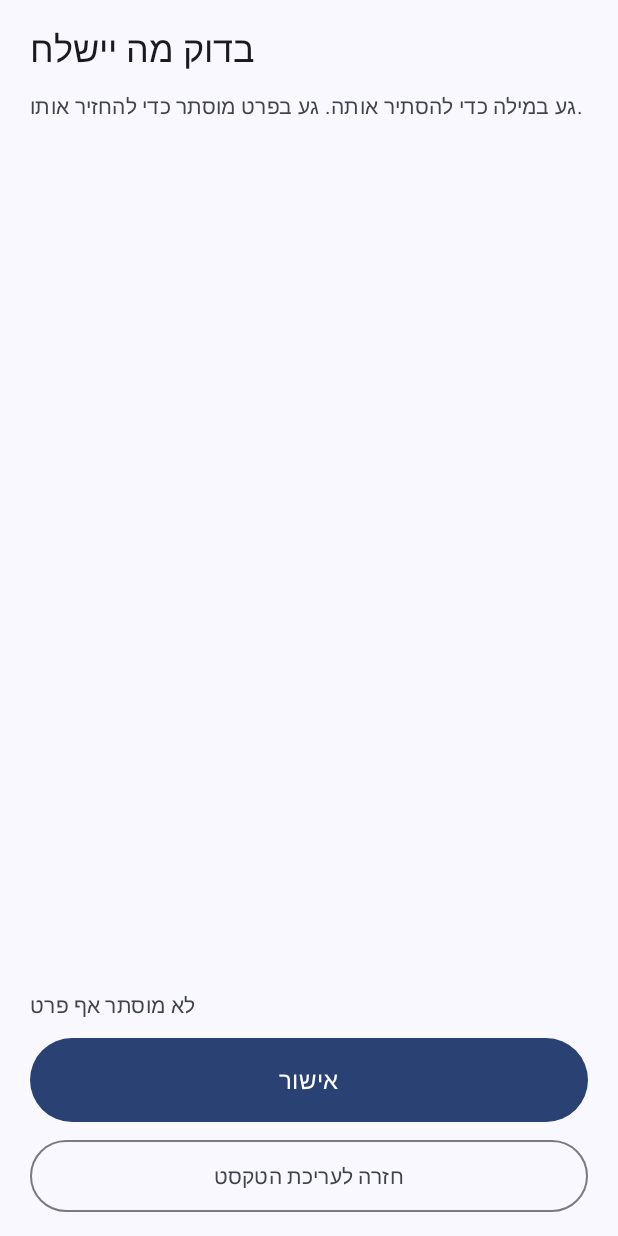
After one commit to barakes/PlainLetter, an Android app built with Jetpack Compose: the composable ReviewScreen called with empty values, on a phone screen of 412 x 824 dp. The commit adds this screen. Run offline under Robolectric (Android 15) with nearby library versions, the phone set to English and light mode, and no system bars.

Commit message:
Add confirmation screen with tap to hide

```diff
--- /dev/null
+++ b/android/app/src/main/java/io/github/barakes/plainletter/redaction/Review.kt
@@ -0,0 +1,58 @@
+package io.github.barakes.plainletter.redaction
+
+// One piece of the letter as the confirmation screen shows it.
+sealed interface ReviewSegment {
+    // Spaces, punctuation and line breaks. Shown as is, not tappable.
+    data class Plain(val text: String) : ReviewSegment
+
+    // A word the user can tap to hide. start and end are positions in the original text.
+    data class Word(val start: Int, val end: Int, val text: String) : ReviewSegment
+
+    // A hidden detail. The user can tap it to bring it back.
+    data class Hidden(val redaction: Redaction) : ReviewSegment
+}
+
+// The logic behind the confirmation screen, kept apart from the UI so it can be tested.
+object Review {
+
+    // Letters and digits, with inner marks that belong to the word:
+    // ש"ח, 15/12/2026, a.b@c.com, ת.ז. stays "ת.ז" without the last dot.
+    private val WORD = Regex("""[\p{L}\p{N}]+(?:['"״׳.\-/@_][\p{L}\p{N}]+)*""")
+
+    fun segments(original: String, redactions: List<Redaction>): List<ReviewSegment> {
+        val out = mutableListOf<ReviewSegment>()
+        var position = 0
+        for (redaction in redactions.sortedBy { it.start }) {
+            if (redaction.start < position) continue
+            addWords(original, position, redaction.start, out)
+            out += ReviewSegment.Hidden(redaction)
+            position = redaction.end
+        }
+        addWords(original, position, original.length, out)
+        return out
+    }
+
+    // Hides the part start..end of the original. Does nothing if it touches something already hidden.
+    fun hide(original: String, redactions: List<Redaction>, start: Int, end: Int): List<Redaction> {
+        if (start < 0 || end > original.length || start >= end) return redactions
+        if (redactions.any { it.start < end && start < it.end }) return redactions
+        val added = Redaction(start, end, RedactionKind.MANUAL, original.substring(start, end))
+        return (redactions + added).sortedBy { it.start }
+    }
+
+    // Brings a hidden detail back into the text.
+    fun reveal(redactions: List<Redaction>, redaction: Redaction): List<Redaction> =
+        redactions - redaction
+
+    private fun addWords(text: String, from: Int, to: Int, out: MutableList<ReviewSegment>) {
+        var position = from
+        for (match in WORD.findAll(text.substring(from, to))) {
+            val start = from + match.range.first
+            val end = from + match.range.last + 1
+            if (start > position) out += ReviewSegment.Plain(text.substring(position, start))
+            out += ReviewSegment.Word(start, end, match.value)
+            position = end
+        }
+        if (to > position) out += ReviewSegment.Plain(text.substring(position, to))
+    }
+}
--- /dev/null
+++ b/android/app/src/main/java/io/github/barakes/plainletter/ui/ReviewScreen.kt
@@ -0,0 +1,139 @@
+package io.github.barakes.plainletter.ui
+
+import androidx.compose.foundation.layout.Arrangement
+import androidx.compose.foundation.layout.Column
+import androidx.compose.foundation.layout.fillMaxSize
+import androidx.compose.foundation.layout.fillMaxWidth
+import androidx.compose.foundation.layout.heightIn
+import androidx.compose.foundation.layout.padding
+import androidx.compose.foundation.rememberScrollState
+import androidx.compose.foundation.verticalScroll
+import androidx.compose.material3.Button
+import androidx.compose.material3.MaterialTheme
+import androidx.compose.material3.OutlinedButton
+import androidx.compose.material3.Text
+import androidx.compose.runtime.Composable
+import androidx.compose.runtime.remember
+import androidx.compose.ui.Modifier
+import androidx.compose.ui.text.LinkAnnotation
+import androidx.compose.ui.text.SpanStyle
+import androidx.compose.ui.text.TextLinkStyles
+import androidx.compose.ui.text.buildAnnotatedString
+import androidx.compose.ui.text.font.FontWeight
+import androidx.compose.ui.text.withLink
+import androidx.compose.ui.unit.dp
+import androidx.compose.ui.unit.sp
+import io.github.barakes.plainletter.redaction.Redaction
+import io.github.barakes.plainletter.redaction.Review
+import io.github.barakes.plainletter.redaction.ReviewSegment
+
+// The confirmation screen: the letter as it will leave the phone.
+// Tap a word to hide it, tap a hidden detail to bring it back.
+@Composable
+fun ReviewScreen(
+    original: String,
+    redactions: List<Redaction>,
+    onRedactionsChange: (List<Redaction>) -> Unit,
+    onBack: () -> Unit,
+    onConfirm: () -> Unit,
+    modifier: Modifier = Modifier
+) {
+    val segments = remember(original, redactions) { Review.segments(original, redactions) }
+
+    val colors = MaterialTheme.colorScheme
+    val pressed = SpanStyle(background = colors.primaryContainer)
+    val wordStyles = TextLinkStyles(pressedStyle = pressed)
+    val hiddenStyles = TextLinkStyles(
+        style = SpanStyle(
+            background = colors.secondaryContainer,
+            color = colors.onSecondaryContainer,
+            fontWeight = FontWeight.Bold
+        ),
+        pressedStyle = pressed
+    )
+
+    val letter = buildAnnotatedString {
+        for (segment in segments) {
+            when (segment) {
+                is ReviewSegment.Plain -> append(segment.text)
+
+                is ReviewSegment.Word -> withLink(
+                    LinkAnnotation.Clickable(
+                        tag = "word-${segment.start}",
+                        styles = wordStyles,
+                        linkInteractionListener = {
+                            onRedactionsChange(
+                                Review.hide(original, redactions, segment.start, segment.end)
+                            )
+                        }
+                    )
+                ) { append(segment.text) }
+
+                is ReviewSegment.Hidden -> withLink(
+                    LinkAnnotation.Clickable(
+                        tag = "hidden-${segment.redaction.start}",
+                        styles = hiddenStyles,
+                        linkInteractionListener = {
+                            onRedactionsChange(Review.reveal(redactions, segment.redaction))
+                        }
+                    )
+                ) { append(" " + segment.redaction.kind.label + " ") }
+            }
+        }
+    }
+
+    Column(
+        modifier = modifier
+            .fillMaxSize()
+            .padding(horizontal = 20.dp, vertical = 16.dp),
+        verticalArrangement = Arrangement.spacedBy(12.dp)
+    ) {
+        Text(
+            text = "בדוק מה יישלח",
+            style = MaterialTheme.typography.headlineSmall
+        )
+        Text(
+            text = "גע במילה כדי להסתיר אותה. גע בפרט מוסתר כדי להחזיר אותו.",
+            style = MaterialTheme.typography.bodyMedium,
+            color = colors.onSurfaceVariant
+        )
+        Column(
+            modifier = Modifier
+                .fillMaxWidth()
+                .weight(1f)
+                .verticalScroll(rememberScrollState())
+        ) {
+            Text(
+                text = letter,
+                style = MaterialTheme.typography.bodyLarge.copy(fontSize = 20.sp, lineHeight = 34.sp)
+            )
+        }
+        Text(
+            text = hiddenCountLine(redactions.size),
+            style = MaterialTheme.typography.bodyMedium,
+            color = colors.onSurfaceVariant
+        )
+        Button(
+            onClick = onConfirm,
+            modifier = Modifier
+                .fillMaxWidth()
+                .heightIn(min = 56.dp)
+        ) {
+            Text(text = "אישור", style = MaterialTheme.typography.titleMedium)
+        }
+        OutlinedButton(
+            onClick = onBack,
+            modifier = Modifier
+                .fillMaxWidth()
+                .heightIn(min = 48.dp)
+        ) {
+            Text(text = "חזרה לעריכת הטקסט")
+        }
+    }
+}
+
+private fun hiddenCountLine(count: Int): String = when (count) {
+    0 -> "לא מוסתר אף פרט"
+    1 -> "מוסתר פרט אחד"
+    else -> "מוסתרים $count פרטים"
+}
```
Also changed, not shown: android/app/src/main/java/io/github/barakes/plainletter/MainActivity.kt (+53 -24 lines), 1 other file.
